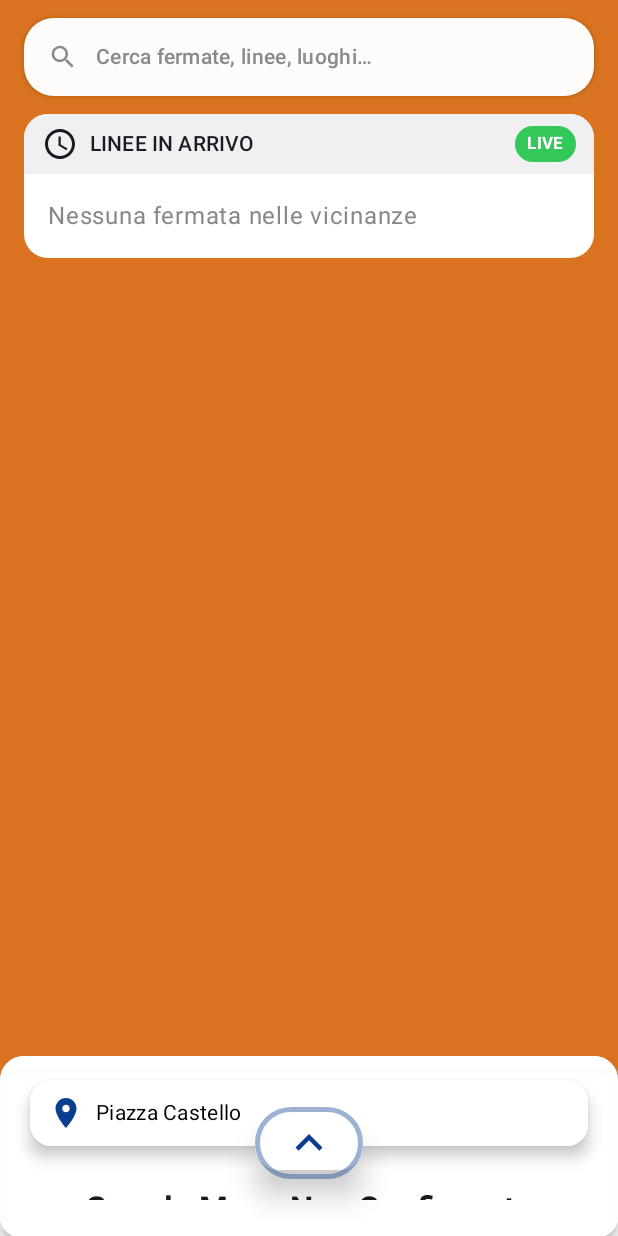
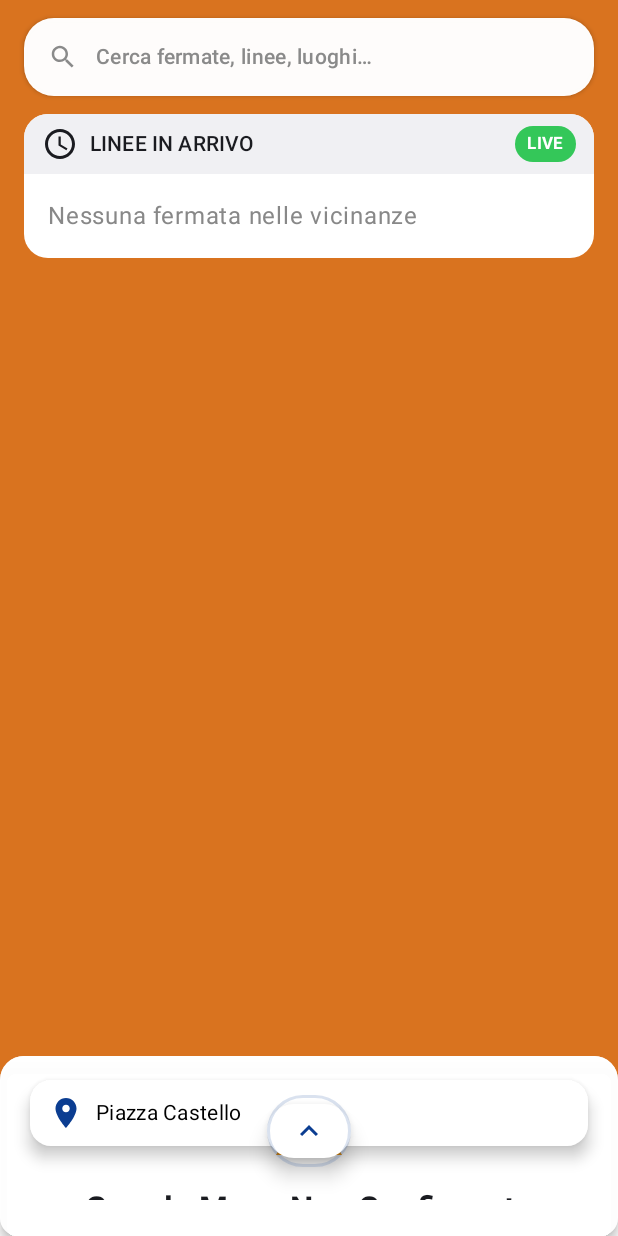
Before and after one commit to alexgl71/UrbanWayAndroid, an Android app built with Jetpack Compose: the screen it shows after launch (MainActivity), on a phone screen of 412 x 824 dp. Run offline under Robolectric (Android 15) with nearby library versions, the phone set to English and light mode, and no system bars.

Commit message:
Comprehensive iOS-style fixes for FAB, route circles, and arrival times
FAB Button positioning fix:
- Correct offset to y = -40dp as requested
- Proper CircleShape specification
- Refined size (56dp) and elevation for optimal visibility
- Subtle border (2dp, 15% opacity) for definition

Route ID circles improvements:
- Optimized size to 38dp for better balance
- iOS blue color (#007AFF) for consistent branding
- Improved condensed font styling (-0.8sp letter spacing)
- Enhanced background opacity for better contrast

Arrival times - Real-time vs Scheduled differentiation:
- Real-time arrivals: Green RadioButtonChecked icon + green text
- Scheduled arrivals: Gray AccessTime icon + gray text
- Different font weights (Medium for real-time, Normal for scheduled)
- Updated data flow to preserve WaitingTime objects with isRealTime info
- Smaller icon sizes (14dp) for better proportion

These changes create authentic iOS-style visual distinction and proper UI hierarchy.

🤖 Generated with [Claude Code](https://claude.ai/code)

Co-Authored-By: Claude <noreply@anthropic.com>

```diff
--- a/app/src/main/java/com/av/urbanway/presentation/components/DraggableBottomSheet.kt
+++ b/app/src/main/java/com/av/urbanway/presentation/components/DraggableBottomSheet.kt
@@ -79,20 +79,21 @@ fun DraggableBottomSheet(
                         onClick = { viewModel.toggleBottomSheetExpanded() },
                         containerColor = Color.White,
                         contentColor = Navy,
+                        shape = CircleShape,
                         elevation = FloatingActionButtonDefaults.elevation(
-                            defaultElevation = 12.dp,
-                            pressedElevation = 16.dp
+                            defaultElevation = 8.dp,
+                            pressedElevation = 12.dp
                         ),
                         modifier = Modifier
-                            .offset(y = (-32).dp)
-                            .size(72.dp)
-                            .border(width = 3.dp, color = Navy.copy(alpha = 0.4f), shape = CircleShape)
+                            .offset(y = (-40).dp)
+                            .size(56.dp)
+                            .border(width = 2.dp, color = Navy.copy(alpha = 0.15f), shape = CircleShape)
                     ) {
                         Icon(
                             imageVector = if (expanded) Icons.Default.ExpandMore else Icons.Default.ExpandLess,
                             contentDescription = if (expanded) "Collapse" else "Expand",
                             tint = Navy,
-                            modifier = Modifier.size(36.dp)
+                            modifier = Modifier.size(24.dp)
                         )
                     }
                 }
```
Also changed, not shown: app/src/main/java/com/av/urbanway/presentation/components/ArrivalsCards.kt (+33 -13 lines), app/src/main/java/com/av/urbanway/presentation/components/RealTimeArrivalsCard.kt (+5 -5 lines).
